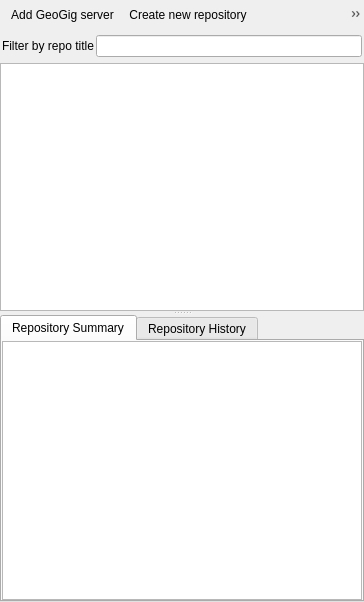
Above: geogig/ui/navigatordialog.ui from boundlessgeo/qgis-geogiglight-plugin before the change. Below: the same form after it.
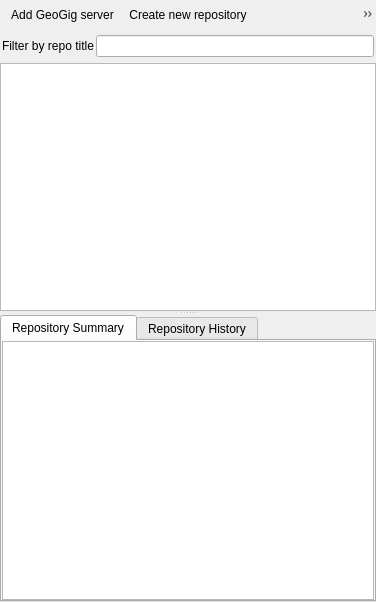
That is the form after the change. Custom widgets are drawn as their Qt base class.

Commit message:
added push/pull functionality in navigator
pull with conflicts still not complete

Patch:
```diff
--- a/geogig/ui/navigatordialog.ui
+++ b/geogig/ui/navigatordialog.ui
@@ -6,7 +6,7 @@
    <rect>
     <x>0</x>
     <y>0</y>
-    <width>364</width>
+    <width>376</width>
     <height>602</height>
    </rect>
   </property>
@@ -43,6 +43,8 @@
       <addaction name="actionDelete"/>
       <addaction name="actionEdit"/>
       <addaction name="actionManageRemotes"/>
+      <addaction name="actionPull"/>
+      <addaction name="actionPush"/>
       <addaction name="actionHelp"/>
      </widget>
     </item>
@@ -270,6 +272,22 @@
     <string>Manage remotes</string>
    </property>
   </action>
+  <action name="actionPull">
+   <property name="text">
+    <string>Pull</string>
+   </property>
+   <property name="toolTip">
+    <string>Pull from remote</string>
+   </property>
+  </action>
+  <action name="actionPush">
+   <property name="text">
+    <string>Push</string>
+   </property>
+   <property name="toolTip">
+    <string>Push to remote</string>
+   </property>
+  </action>
  </widget>
  <customwidgets>
   <customwidget>
```
The commit also changes 4 other files.
